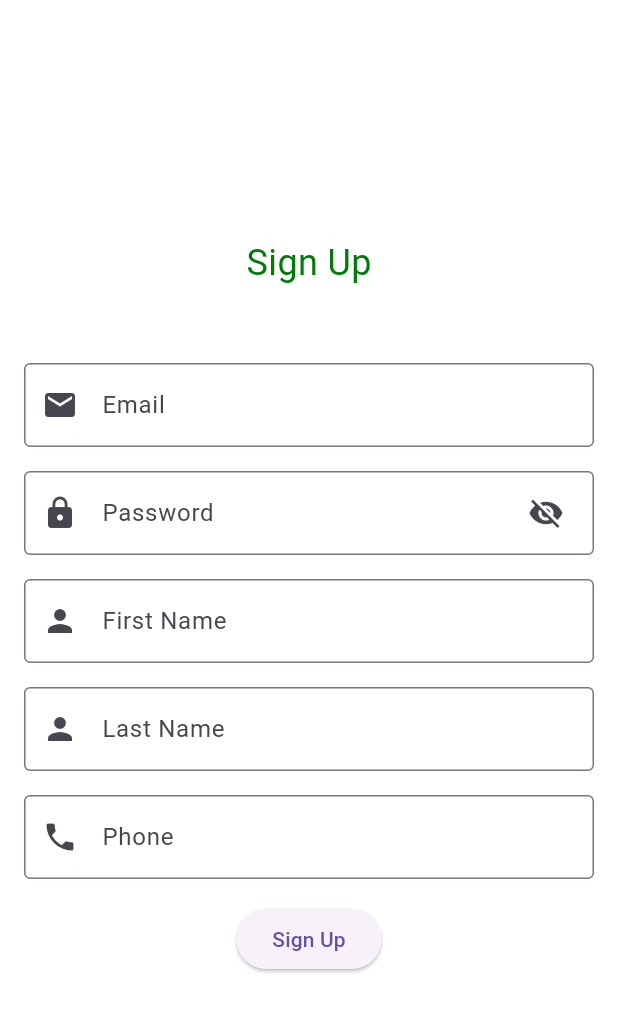
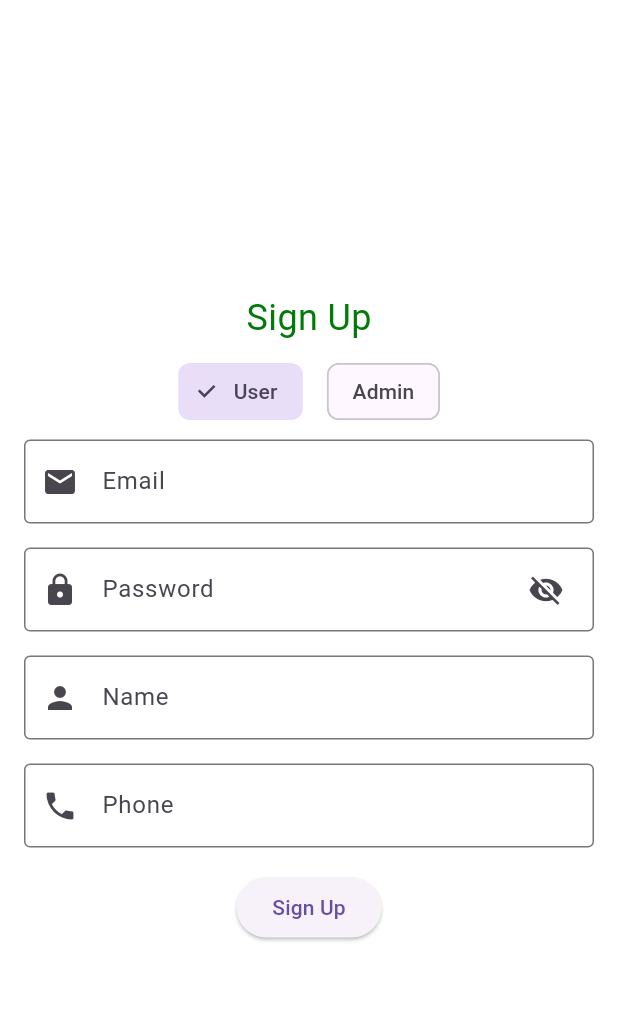
Before and after one commit to SofEng-Coursework/client, a Flutter app: the screen it shows after launch, on a phone screen of 412 x 824 dp. Shown: the top 1012 px of the screen. Run offline on Flutter 3.47's test engine with Material 3 defaults, Android fonts, the phone set to English and light mode, and no system bars; our stand-ins replace cloud_firestore, firebase_auth, firebase_core; accounts and stored records are empty.

Commit message:
Account types for signup

```diff
--- a/lib/controllers/userAccountController.dart
+++ b/lib/controllers/userAccountController.dart
@@ -14,7 +14,7 @@ class UserAccountController extends ChangeNotifier {
     _firestore = firestore;
   }
 
-  Future<String?> signUp(String email, String password, String firstname, String lastname, String phone) async {
+  Future<String?> signUp(String email, String password, String name, String phone) async {
     try {
       UserCredential credential = await _auth.createUserWithEmailAndPassword(
         email: email,
@@ -25,8 +25,7 @@ class UserAccountController extends ChangeNotifier {
       DocumentReference ref = await users.add({
         'email': email,
         'uid': credential.user!.uid,
-        'firstname': firstname,
-        'lastname': lastname,
+        'name': name,
         'phone': phone,
       });
       return null;
--- a/lib/register.dart
+++ b/lib/register.dart
@@ -2,10 +2,23 @@ import 'package:flutter/material.dart';
 import 'package:provider/provider.dart';
 import 'package:virtual_queue/controllers/userAccountController.dart';
 
-class SignUp extends StatelessWidget {
+class SignUp extends StatefulWidget {
+  @override
+  State<SignUp> createState() => _SignUpState();
+}
+
+class _SignUpState extends State<SignUp> {
+  String chosenValue = 'User';
+
+  @override
+  void initState() {
+    chosenValue = 'User';
+    super.initState();
+  }
+
   @override
   Widget build(BuildContext context) {
-    return const Scaffold(
+    return Scaffold(
       backgroundColor: Color(0xffffffff),
       body: Align(
         alignment: Alignment.center,
@@ -17,7 +30,7 @@ class SignUp extends StatelessWidget {
               crossAxisAlignment: CrossAxisAlignment.center,
               mainAxisSize: MainAxisSize.min,
               children: [
-                Text(
+                const Text(
                   "Sign Up",
                   textAlign: TextAlign.start,
                   overflow: TextOverflow.clip,
@@ -28,7 +41,36 @@ class SignUp extends StatelessWidget {
                     color: Color(0xff017a08),
                   ),
                 ),
-                RegisterForm(),
+                Padding(
+                  padding: const EdgeInsets.all(8.0),
+                  child: Row(
+                    mainAxisAlignment: MainAxisAlignment.center,
+                    children: [
+                      ChoiceChip(
+                          label: Text("User"),
+                          selected: chosenValue == "User",
+                          onSelected: (selected) {
+                            setState(() {
+                              chosenValue = "User";
+                            });
+                          }),
+                      SizedBox(
+                        width: 16,
+                      ),
+                      ChoiceChip(
+                          label: Text("Admin"),
+                          selected: chosenValue == "Admin",
+                          onSelected: (selected) {
+                            setState(() {
+                              chosenValue = "Admin";
+                            });
+                          }),
+                    ],
+                  ),
+                ),
+                RegisterForm(
+                  accountType: chosenValue,
+                ),
               ],
             ),
           ),
@@ -39,8 +81,11 @@ class SignUp extends StatelessWidget {
 }
 
 class RegisterForm extends StatefulWidget {
+  final String accountType;
+
   const RegisterForm({
     super.key,
+    required this.accountType,
   });
 
   @override
@@ -53,8 +98,7 @@ class _RegisterFormState extends State<RegisterForm> {
 
   String _email = '';
   String _password = '';
-  String _firstname = '';
-  String _lastname = '';
+  String _name = '';
   String _phone = '';
 
   @override
@@ -65,9 +109,7 @@ class _RegisterFormState extends State<RegisterForm> {
 
   @override
   Widget build(BuildContext context) {
-    return Padding(
-        padding: EdgeInsets.fromLTRB(0, 50, 0, 16),
-        child: Form(
+    return Form(
       key: _formKey,
       child: Column(
         children: <Widget>[
@@ -130,35 +172,16 @@ class _RegisterFormState extends State<RegisterForm> {
           ),
           TextFormField(
             onSaved: (value) {
-                  _firstname = value!;
+              _name = value!;
             },
             decoration: InputDecoration(
-                  labelText: 'First Name',
+              labelText: widget.accountType == "Admin" ? "Business Name" : 'Name',
               border: OutlineInputBorder(),
               prefixIcon: Icon(Icons.person),
             ),
             validator: (value) {
               if (value == null || value.isEmpty) {
-                    return 'Please enter your first name';
-                  }
-                  return null;
-                },
-              ),
-              SizedBox(
-                height: 16,
-              ),
-              TextFormField(
-                onSaved: (value) {
-                  _lastname = value!;
-                },
-                decoration: InputDecoration(
-                  labelText: 'Last Name',
-                  border: OutlineInputBorder(),
-                  prefixIcon: Icon(Icons.person),
-                ),
-                validator: (value) {
-                  if (value == null || value.isEmpty) {
-                    return 'Please enter your last name';
+                return 'Please enter your ${widget.accountType == "Admin" ? "business " : ""}name';
               }
               return null;
             },
@@ -188,12 +211,12 @@ class _RegisterFormState extends State<RegisterForm> {
             onPressed: () async {
               if (_formKey.currentState!.validate()) {
                 _formKey.currentState!.save();
-                    ScaffoldMessenger.of(context).showSnackBar(SnackBar(content: Text('Processing Data')));
+
+                if (widget.accountType == "User") {
                   final errStatus = await Provider.of<UserAccountController>(context, listen: false).signUp(
                     _email,
                     _password,
-                      _firstname,
-                      _lastname,
+                    _name,
                     _phone,
                   );
                   if (errStatus != null) {
@@ -201,12 +224,15 @@ class _RegisterFormState extends State<RegisterForm> {
                   } else {
                     ScaffoldMessenger.of(context).showSnackBar(SnackBar(content: Text('Sign up successful')));
                   }
+                } else {
+                  // TODO implement admin sign up
+                }
               }
             },
             child: Text('Sign Up'),
           ),
         ],
       ),
-        ));
+    );
   }
 }
```
Lines whose indentation alone changed are shown as unchanged.
